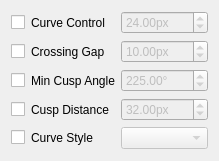
Before: the Qt Designer form src/dialogs/cusp_style_widget.ui in mbasaglia/Knotter, drawn with Qt 5.
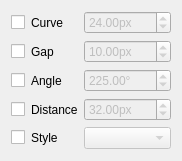
After: the same form once the commit is applied.

Commit message: Style docks

Diff of the .ui file:
```diff
--- a/src/dialogs/cusp_style_widget.ui
+++ b/src/dialogs/cusp_style_widget.ui
@@ -6,7 +6,7 @@
    <rect>
     <x>0</x>
     <y>0</y>
-    <width>200</width>
+    <width>164</width>
     <height>161</height>
    </rect>
   </property>
@@ -33,7 +33,10 @@
       </sizepolicy>
      </property>
      <property name="text">
-      <string>Curve Control</string>
+      <string>Curve</string>
+     </property>
+     <property name="buddy">
+      <cstring>spin_handle_length</cstring>
      </property>
     </widget>
    </item>
@@ -59,7 +62,10 @@
    <item row="1" column="1">
     <widget class="QLabel" name="label_2">
      <property name="text">
-      <string>Crossing Gap</string>
+      <string>Gap</string>
+     </property>
+     <property name="buddy">
+      <cstring>spin_crossing_gap</cstring>
      </property>
     </widget>
    </item>
@@ -85,7 +91,10 @@
    <item row="2" column="1">
     <widget class="QLabel" name="label_3">
      <property name="text">
-      <string>Min Cusp Angle</string>
+      <string>Angle</string>
+     </property>
+     <property name="buddy">
+      <cstring>spin_cusp_angle</cstring>
      </property>
     </widget>
    </item>
@@ -114,7 +123,10 @@
    <item row="3" column="1">
     <widget class="QLabel" name="label_4">
      <property name="text">
-      <string>Cusp Distance</string>
+      <string>Distance</string>
+     </property>
+     <property name="buddy">
+      <cstring>spin_cusp_distance</cstring>
      </property>
     </widget>
    </item>
@@ -143,7 +155,10 @@
    <item row="4" column="1">
     <widget class="QLabel" name="label_5">
      <property name="text">
-      <string>Curve Style</string>
+      <string>Style</string>
+     </property>
+     <property name="buddy">
+      <cstring>combo_cusp_shape</cstring>
      </property>
     </widget>
    </item>
```
Left out of the diff: 15 changed lines with no effect on the pictures. The commit also changes 7 other files.
